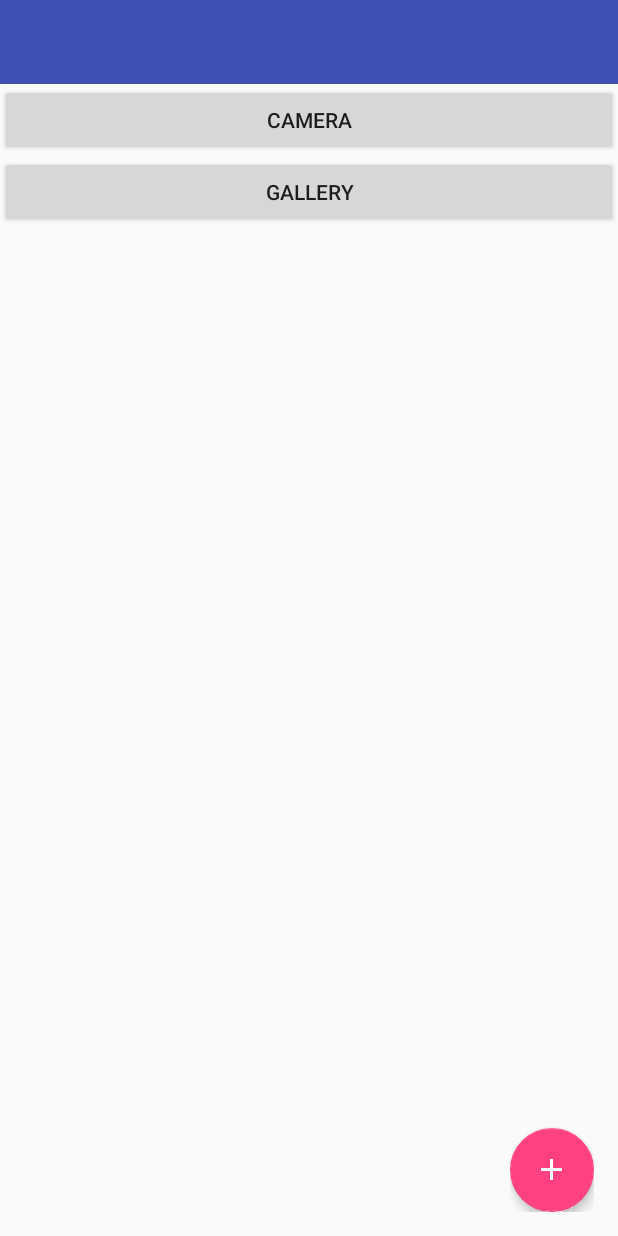
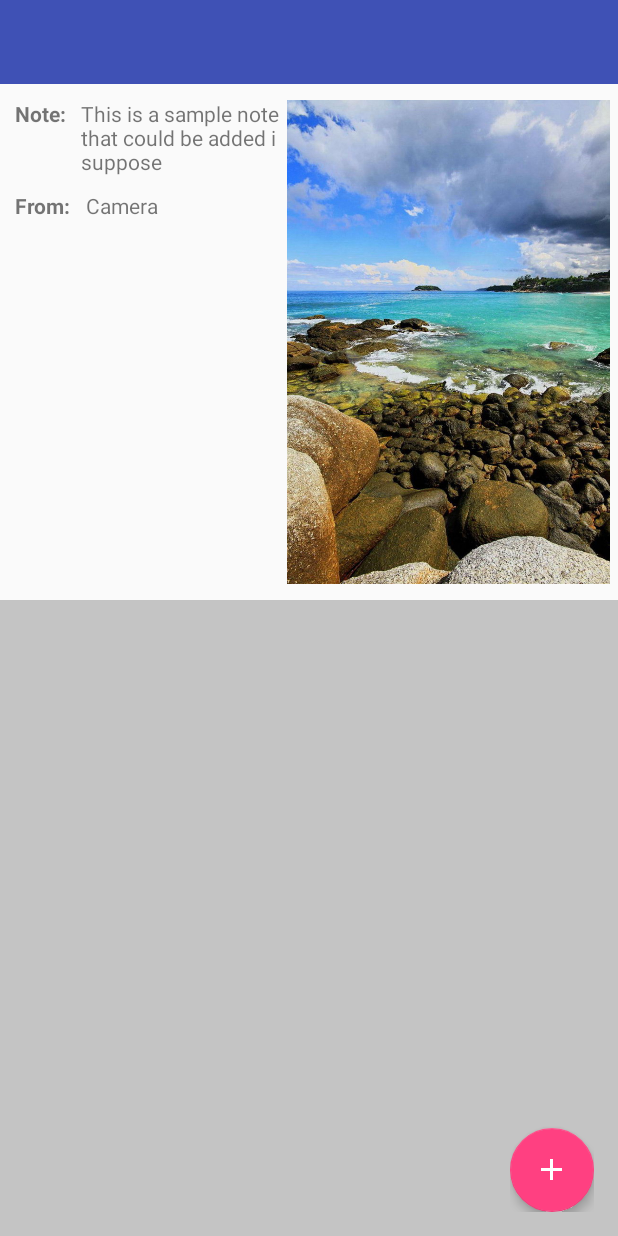
Before and after one commit to jamesp-kelly/onhand, an Android app: the layout activity_home.xml on its own in the app's theme, with its tools: preview values and no code run, on a phone screen of 412 x 824 dp. Run offline under Robolectric (Android 15) with nearby library versions, the phone set to English and light mode, and no system bars.

Commit message:
updated home screen. Added custom coordinatorlayout behavior

```diff
--- a/app/src/main/java/com/jameskelly/onhand/home/HomeActivity.java
+++ b/app/src/main/java/com/jameskelly/onhand/home/HomeActivity.java
@@ -8,6 +8,7 @@ import android.os.Bundle;
 import android.provider.MediaStore;
 import android.support.annotation.Nullable;
 import android.support.design.widget.FloatingActionButton;
+import android.support.design.widget.Snackbar;
 import android.support.v4.view.ViewCompat;
 import android.support.v7.widget.Toolbar;
 import android.view.View;
@@ -56,8 +57,6 @@ public class HomeActivity extends BaseActivity implements HomeView {
     presenter.onViewCreated();
   }
 
-
-
   @Override protected void onPause() {
     super.onPause();
     loadFromCamera = false;
@@ -78,18 +77,11 @@ public class HomeActivity extends BaseActivity implements HomeView {
         .inject(this);
   }
 
-  @OnClick(R.id.camera_button)
-  public void cameraClicked() {
-    startCamera();
-  }
-
-  @OnClick(R.id.gallery_button)
-  public void galleryClicked() {
-    startGallery();
-  }
-
   @OnClick(R.id.add_content)
   public void addClicked(View v) {
+
+    Snackbar.make(v, "testing snackbar", Snackbar.LENGTH_SHORT).show();
+
     if (cameraFab.getVisibility() == View.VISIBLE) {
       cameraFab.hide();
       galleryFab.hide();
--- /dev/null
+++ b/app/src/main/java/com/jameskelly/onhand/util/CustomMoveBehaviour.java
@@ -0,0 +1,45 @@
+package com.jameskelly.onhand.util;
+
+import android.content.Context;
+import android.support.design.widget.CoordinatorLayout;
+import android.support.design.widget.Snackbar;
+import android.support.v4.view.ViewCompat;
+import android.util.AttributeSet;
+import android.view.View;
+import android.widget.LinearLayout;
+import java.util.List;
+
+public class CustomMoveBehaviour extends CoordinatorLayout.Behavior<LinearLayout> {
+  public CustomMoveBehaviour(Context context, AttributeSet attrs) {
+    super(context, attrs);
+  }
+
+  @Override public boolean layoutDependsOn(CoordinatorLayout parent, LinearLayout child,
+      View dependency) {
+    return dependency instanceof Snackbar.SnackbarLayout;
+  }
+
+  @Override
+  public boolean onDependentViewChanged(CoordinatorLayout parent, LinearLayout child,
+      View dependency) {
+    float translationY = getFabTranslationYForSnackbar(parent, dependency); //this isn't working
+    child.setTranslationY(translationY);
+
+    return false;
+  }
+
+  private float getFabTranslationYForSnackbar(CoordinatorLayout parent,
+      View view) {
+    float minOffset = 0;
+    final List<View> dependencies = parent.getDependencies(view);
+    for (int i = 0, z = dependencies.size(); i < z; i++) {
+      final View snackBar = dependencies.get(i);
+      if (view instanceof Snackbar.SnackbarLayout && parent.doViewsOverlap(view, snackBar)) {
+        minOffset = Math.min(minOffset,
+            ViewCompat.getTranslationY(view) - view.getHeight());
+      }
+    }
+
+    return minOffset;
+  }
+}
--- a/app/src/main/res/layout/activity_home.xml
+++ b/app/src/main/res/layout/activity_home.xml
@@ -17,87 +17,88 @@
 
     <include layout="@layout/toolbar" />
 
-    <Button
-        android:id="@+id/camera_button"
+    <RelativeLayout
         android:layout_width="match_parent"
-        android:layout_height="wrap_content"
-        android:text="@string/camera_button"
-        android:enabled="true"
-        />
-
-    <Button
-        android:id="@+id/gallery_button"
-        android:layout_width="match_parent"
-        android:layout_height="wrap_content"
-        android:text="@string/gallery_button"
-        android:enabled="true"
-        />
+        android:layout_height="match_parent"
+        android:layout_weight="1.2"
+        android:orientation="horizontal"
+        >
 
       <ImageView
           android:id="@+id/image_preview"
+          android:layout_width="wrap_content"
+          android:layout_height="match_parent"
+          android:layout_alignParentEnd="true"
+          android:layout_alignParentRight="true"
+          android:adjustViewBounds="true"
+          android:layout_marginTop="10dp"
+          android:layout_marginBottom="10dp"
+          android:layout_marginRight="5dp"
+          android:layout_marginEnd="5dp"
+          android:src="@drawable/placeholder_portrait_picture"
+          />
+
+      <TextView
+          android:id="@+id/selected_note_title"
+          android:layout_width="wrap_content"
+          android:layout_height="wrap_content"
+          android:layout_marginLeft="10dp"
+          android:layout_marginStart="10dp"
+          android:layout_marginTop="10dp"
+          android:text="@string/archive_note_title"
+          android:textStyle="bold"
+          />
+
+      <TextView
+          android:id="@+id/selected_note"
           android:layout_width="match_parent"
           android:layout_height="wrap_content"
+          android:layout_toRightOf="@id/selected_note_title"
+          android:layout_toLeftOf="@id/image_preview"
+          android:layout_marginLeft="10dp"
+          android:layout_marginStart="10dp"
+          android:layout_marginTop="10dp"
+          android:text="This is a sample note that could be added i suppose"
           />
-  </LinearLayout>
 
-  <LinearLayout
+      <TextView
+          android:id="@+id/selected_from_title"
           android:layout_width="wrap_content"
           android:layout_height="wrap_content"
-      android:orientation="vertical"
-      android:layout_gravity="bottom|end"
-      android:layout_margin="16dp"
-      >
-    <android.support.design.widget.FloatingActionButton
-        android:id="@+id/add_link"
-        android:layout_width="wrap_content"
-        android:layout_height="wrap_content"
-        android:layout_gravity="center_horizontal"
-        android:layout_marginBottom="10dp"
-        android:src="@drawable/ic_public_white_24dp"
-        app:elevation="4dp"
-        app:fabSize="mini"
-        app:backgroundTint="@color/colorPrimary"
-        android:visibility="invisible"
+          android:layout_below="@id/selected_note"
+          android:layout_marginLeft="10dp"
+          android:layout_marginStart="10dp"
+          android:layout_marginTop="10dp"
+          android:text="@string/selected_from_title"
+          android:textStyle="bold"
           />
 
-    <android.support.design.widget.FloatingActionButton
-        android:id="@+id/add_gallery"
-        android:layout_width="wrap_content"
+      <TextView
+          android:id="@+id/selected_from"
+          android:layout_width="match_parent"
           android:layout_height="wrap_content"
-        android:layout_gravity="center_horizontal"
-        android:layout_marginBottom="10dp"
-        android:src="@drawable/ic_collections_white_24dp"
-        app:elevation="4dp"
-        app:fabSize="mini"
-        app:backgroundTint="@color/colorPrimary"
-        android:visibility="invisible"
+          android:layout_below="@id/selected_note"
+          android:layout_toRightOf="@id/selected_from_title"
+          android:layout_toLeftOf="@id/image_preview"
+          android:layout_marginLeft="10dp"
+          android:layout_marginStart="10dp"
+          android:layout_marginTop="10dp"
+          android:text="Camera"
           />
 
-    <android.support.design.widget.FloatingActionButton
-        android:id="@+id/add_camera"
-        android:layout_width="wrap_content"
-        android:layout_height="wrap_content"
-        android:layout_gravity="center_horizontal"
-        android:layout_marginBottom="10dp"
-        android:src="@drawable/ic_add_a_photo_white_24dp"
-        app:elevation="4dp"
-        app:fabSize="mini"
-        app:backgroundTint="@color/colorPrimary"
-        android:visibility="invisible"
-        />
+    </RelativeLayout>
 
-    <android.support.design.widget.FloatingActionButton
-        android:id="@+id/add_content"
-        android:layout_width="wrap_content"
-        android:layout_height="wrap_content"
-        android:layout_gravity="center_horizontal"
-        android:src="@drawable/ic_add_white_24dp"
-        app:elevation="4dp"
-        app:fabSize="normal"
-        />
+    <FrameLayout
+        android:layout_width="match_parent"
+        android:layout_height="match_parent"
+        android:layout_weight="1"
+        android:background="@color/cardview_shadow_start_color"
+        >
+
+    </FrameLayout>
 
   </LinearLayout>
 
-
+  <include layout="@layout/add_fabs"/>
 
 </android.support.design.widget.CoordinatorLayout>
--- /dev/null
+++ b/app/src/main/res/layout/add_fabs.xml
@@ -0,0 +1,62 @@
+<?xml version="1.0" encoding="utf-8"?>
+
+<LinearLayout
+    xmlns:android="http://schemas.android.com/apk/res/android"
+    xmlns:app="http://schemas.android.com/apk/res-auto"
+    android:layout_width="wrap_content"
+    android:layout_height="wrap_content"
+    android:orientation="vertical"
+    android:layout_gravity="bottom|end"
+    android:layout_margin="16dp"
+    app:layout_behavior="com.jameskelly.onhand.util.CustomMoveBehaviour"
+    >
+  <android.support.design.widget.FloatingActionButton
+      android:id="@+id/add_link"
+      android:layout_width="wrap_content"
+      android:layout_height="wrap_content"
+      android:layout_gravity="center_horizontal"
+      android:layout_marginBottom="10dp"
+      android:src="@drawable/ic_public_white_24dp"
+      app:elevation="4dp"
+      app:fabSize="mini"
+      app:backgroundTint="@color/colorPrimary"
+      android:visibility="invisible"
+      />
+
+  <android.support.design.widget.FloatingActionButton
+      android:id="@+id/add_gallery"
+      android:layout_width="wrap_content"
+      android:layout_height="wrap_content"
+      android:layout_gravity="center_horizontal"
+      android:layout_marginBottom="10dp"
+      android:src="@drawable/ic_collections_white_24dp"
+      app:elevation="4dp"
+      app:fabSize="mini"
+      app:backgroundTint="@color/colorPrimary"
+      android:visibility="invisible"
+      />
+
+  <android.support.design.widget.FloatingActionButton
+      android:id="@+id/add_camera"
+      android:layout_width="wrap_content"
+      android:layout_height="wrap_content"
+      android:layout_gravity="center_horizontal"
+      android:layout_marginBottom="10dp"
+      android:src="@drawable/ic_add_a_photo_white_24dp"
+      app:elevation="4dp"
+      app:fabSize="mini"
+      app:backgroundTint="@color/colorPrimary"
+      android:visibility="invisible"
+      />
+
+  <android.support.design.widget.FloatingActionButton
+      android:id="@+id/add_content"
+      android:layout_width="wrap_content"
+      android:layout_height="wrap_content"
+      android:layout_gravity="center_horizontal"
+      android:src="@drawable/ic_add_white_24dp"
+      app:elevation="4dp"
+      app:fabSize="normal"
+      />
+
+</LinearLayout>
--- a/app/src/main/res/values/strings.xml
+++ b/app/src/main/res/values/strings.xml
@@ -71,4 +71,5 @@
   <string name="finish_lockscreen_activity">finish_lockscreen_activity</string>
   <string name="archive_no_note_message">No note added</string>
   <string name="archive_note_title">Note:</string>
+  <string name="selected_from_title">From:</string>
 </resources>
```
Also changed, not shown: app/src/main/res/drawable/placeholder_portrait_picture.jpg (added). Lines whose indentation alone changed are shown as unchanged.
